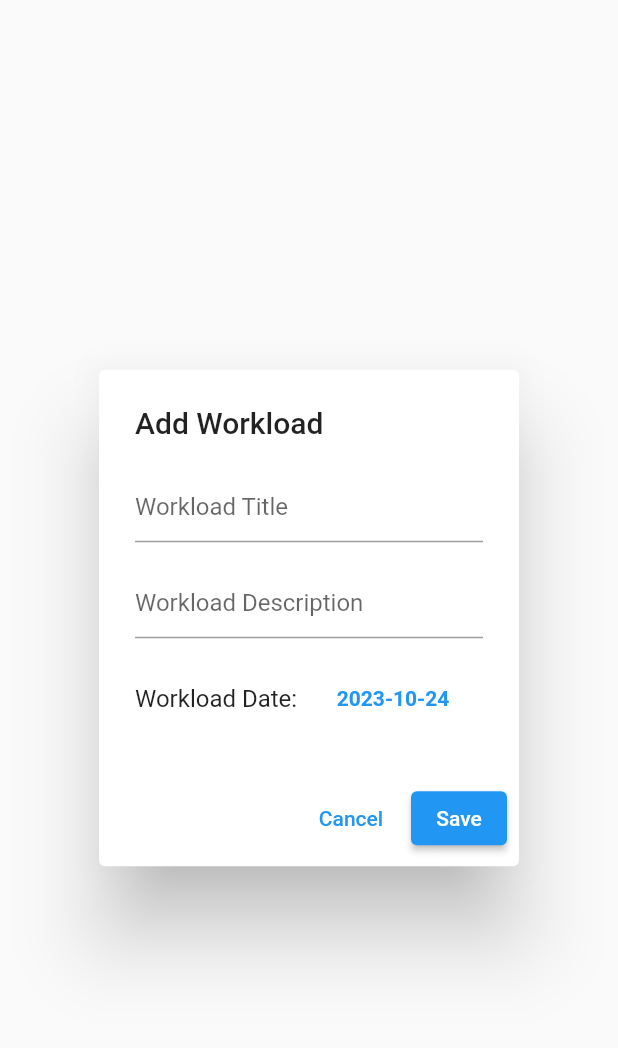
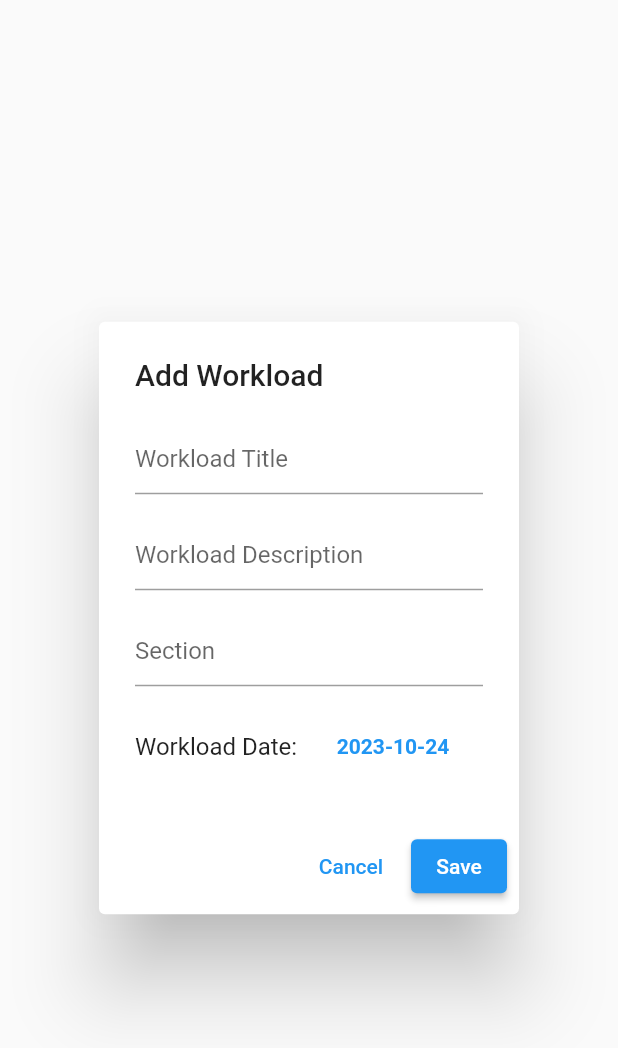
Before and after one commit to RoseannTejano/valley_students-teachers-admin_latest, a Flutter app: the AddEventDialog widget shown alone on an empty page, opened directly, on a phone screen of 412 x 824 dp. Shown: the top 1048 px of the screen. Run offline on Flutter 3.47's test engine with Material 2 defaults, Android fonts, the phone set to English and light mode, and no system bars; our stand-ins replace cloud_firestore, firebase_auth, firebase_core, fluttertoast, get_storage; missing offline and left inert: cell_calendar; accounts and stored records are empty.

Commit message:
added required fileds

```diff
--- a/lib/services/add_events.dart
+++ b/lib/services/add_events.dart
@@ -1,7 +1,7 @@
 import 'package:cloud_firestore/cloud_firestore.dart';
 import 'package:firebase_auth/firebase_auth.dart';
 
-Future addEvents(name, details, date, day, month, year) async {
+Future addEvents(name, details, date, day, month, year, section) async {
   final docUser = FirebaseFirestore.instance.collection('Events').doc();
 
   final json = {
@@ -11,6 +11,7 @@ Future addEvents(name, details, date, day, month, year) async {
     'day': day,
     'month': month,
     'year': year,
+    'section': section,
     'userId': FirebaseAuth.instance.currentUser!.uid
   };
 
--- a/lib/widgets/add_event_dialog.dart
+++ b/lib/widgets/add_event_dialog.dart
@@ -1,7 +1,6 @@
 import 'package:flutter/material.dart';
 import 'package:intl/intl.dart';
 import 'package:valley_students_and_teachers/services/add_events.dart';
-import 'package:valley_students_and_teachers/widgets/text_widget.dart';
 
 class AddEventDialog extends StatefulWidget {
   const AddEventDialog({super.key});
@@ -13,6 +12,7 @@ class AddEventDialog extends StatefulWidget {
 class _AddEventDialogState extends State<AddEventDialog> {
   final TextEditingController _titleController = TextEditingController();
   final TextEditingController _descriptionController = TextEditingController();
+  final TextEditingController sectionController = TextEditingController();
   DateTime _selectedDate = DateTime.now();
 
   List<String> districts = [
@@ -47,6 +47,14 @@ class _AddEventDialogState extends State<AddEventDialog> {
               controller: _descriptionController,
               decoration: const InputDecoration(
                 hintText: 'Workload Description',
+              ),
+              maxLines: null,
+            ),
+            const SizedBox(height: 16.0),
+            TextField(
+              controller: sectionController,
+              decoration: const InputDecoration(
+                hintText: 'Section',
               ),
               maxLines: null,
             ),
@@ -103,8 +111,8 @@ class _AddEventDialogState extends State<AddEventDialog> {
             String description = _descriptionController.text;
             DateTime date = _selectedDate;
 
-            addEvents(
-                title, description, date, date.day, date.month, date.year);
+            addEvents(title, description, date, date.day, date.month, date.year,
+                sectionController.text);
 
             Navigator.of(context).pop();
           },
```
Also changed, not shown: lib/screens/admin/admin_students_screen.dart (+21 -2 lines), lib/screens/auth/students_login_screen.dart (+6 -2 lines), lib/screens/auth/teachers_login_screen.dart (+8 -2 lines).
